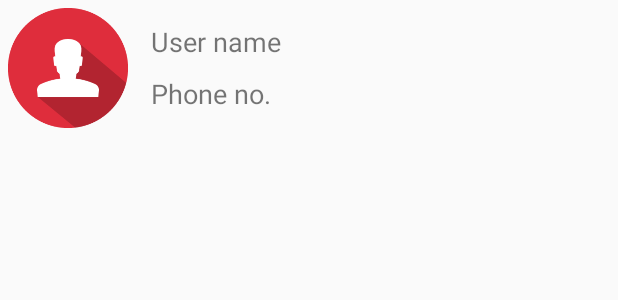
After one commit to xigolle/WakeApp, an Android app: the layout contact_info.xml on its own in the app's theme, with its tools: preview values and no code run, on a phone screen of 412 x 824 dp. The commit adds this screen. Shown: the top 300 px of the screen. Run offline under Robolectric (Android 15) with nearby library versions, the phone set to English and light mode, and no system bars.

Commit message:
fucked up

```diff
--- a/app/src/main/java/com/example/joeyd/wakeapp/MainActivity.java
+++ b/app/src/main/java/com/example/joeyd/wakeapp/MainActivity.java
@@ -1,4 +1,5 @@
 package com.example.joeyd.wakeapp;
+
 
 import android.support.v7.app.AppCompatActivity;
 import android.os.Bundle;
@@ -41,4 +42,5 @@ public class MainActivity extends AppCompatActivity /* implements SensorEventLis
 
         return super.onOptionsItemSelected(item);
     }
+
 }
--- /dev/null
+++ b/app/src/main/res/layout/contact_info.xml
@@ -0,0 +1,64 @@
+<?xml version="1.0" encoding="utf-8"?>
+<LinearLayout xmlns:android="http://schemas.android.com/apk/res/android"
+    android:layout_width="fill_parent"
+    android:layout_height="match_parent"
+    android:orientation="vertical">
+
+    <LinearLayout
+        android:layout_width="match_parent"
+        android:layout_height="wrap_content"
+        android:orientation="horizontal"
+        android:layout_margin="5dp"
+        android:weightSum="3">
+
+        <ImageView
+            android:layout_width="80dp"
+            android:layout_height="80dp"
+            android:id="@+id/pic"
+            android:src="@drawable/image" />
+
+        <LinearLayout
+            android:layout_width="match_parent"
+            android:layout_height="wrap_content"
+            android:orientation="vertical"
+            android:layout_weight="2.6"
+            android:layout_margin="5dp"
+            android:paddingLeft="10dp"
+            android:layout_gravity="center">
+
+            <TextView
+                android:layout_width="wrap_content"
+                android:layout_height="wrap_content"
+                android:id="@+id/name"
+                android:text="User name"
+                android:textSize="18dp" />
+
+            <TextView
+                android:layout_width="wrap_content"
+                android:layout_height="wrap_content"
+                android:id="@+id/no"
+                android:layout_marginTop="10dp"
+                android:text="Phone no."
+                android:textSize="18dp" />
+
+        </LinearLayout>
+
+        <LinearLayout
+            android:layout_weight="0"
+            android:layout_width="wrap_content"
+            android:layout_height="wrap_content"
+            android:layout_gravity="right|center"
+            android:gravity="center"
+            android:visibility="gone"
+            android:orientation="horizontal">
+
+            <CheckBox
+                android:layout_width="50dp"
+                android:layout_height="50dp"
+                android:id="@+id/check" />
+
+        </LinearLayout>
+
+    </LinearLayout>
+
+</LinearLayout>
```
Also changed, not shown: app/src/main/AndroidManifest.xml (+6 -5 lines), app/src/main/java/com/example/joeyd/wakeapp/SelectUser.java (added, +60 -0 lines), app/src/main/java/com/example/joeyd/wakeapp/SelectUserAdapter.java (added, +138 -0 lines).
